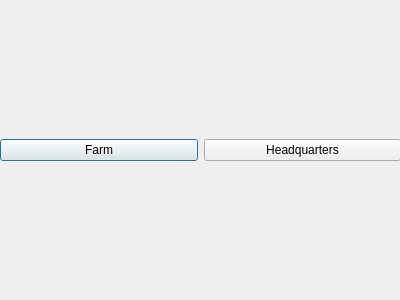
The window that Game/dialogs/buildingdialog.ui (Kujanenj/ohjelmointi3) describes before a commit, drawn with Qt 5.
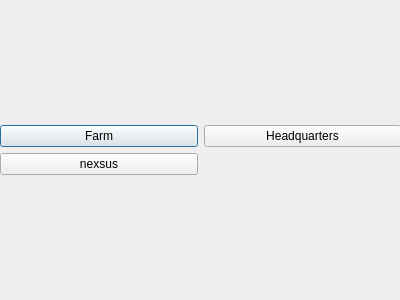
The same window after the commit.

Diff of the .ui file:
```diff
--- a/Game/dialogs/buildingdialog.ui
+++ b/Game/dialogs/buildingdialog.ui
@@ -42,6 +42,13 @@
         </property>
        </widget>
       </item>
+      <item row="1" column="0">
+       <widget class="QPushButton" name="nexsusButton">
+        <property name="text">
+         <string>nexsus</string>
+        </property>
+       </widget>
+      </item>
      </layout>
     </item>
    </layout>
```
